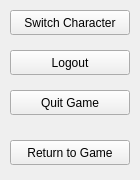
This is MMO/Res/menuview.ui in maresc-g/linumon as Qt 5 draws it before an edit. The edited form follows.
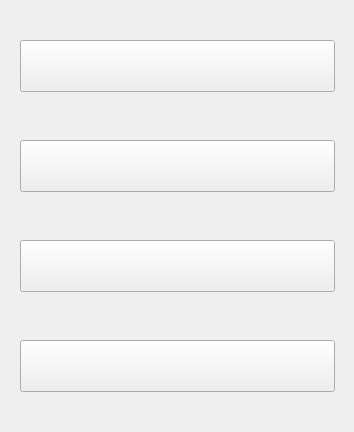
This is the edited form.

What changed in the file:
```diff
--- a/MMO/Res/menuview.ui
+++ b/MMO/Res/menuview.ui
@@ -6,8 +6,8 @@
    <rect>
     <x>0</x>
     <y>0</y>
-    <width>140</width>
-    <height>180</height>
+    <width>354</width>
+    <height>432</height>
    </rect>
   </property>
   <property name="windowTitle">
@@ -16,53 +16,53 @@
   <widget class="QPushButton" name="bQuit">
    <property name="geometry">
     <rect>
-     <x>10</x>
-     <y>90</y>
-     <width>120</width>
-     <height>25</height>
+     <x>20</x>
+     <y>240</y>
+     <width>315</width>
+     <height>52</height>
     </rect>
    </property>
    <property name="text">
-    <string>Quit Game</string>
+    <string/>
    </property>
   </widget>
   <widget class="QPushButton" name="bReturn">
    <property name="geometry">
     <rect>
-     <x>10</x>
-     <y>140</y>
-     <width>120</width>
-     <height>25</height>
+     <x>20</x>
+     <y>340</y>
+     <width>315</width>
+     <height>52</height>
     </rect>
    </property>
    <property name="text">
-    <string>Return to Game</string>
+    <string/>
    </property>
   </widget>
   <widget class="QPushButton" name="bSwitch">
    <property name="geometry">
     <rect>
-     <x>10</x>
-     <y>10</y>
-     <width>120</width>
-     <height>25</height>
+     <x>20</x>
+     <y>40</y>
+     <width>315</width>
+     <height>52</height>
     </rect>
    </property>
    <property name="text">
-    <string>Switch Character</string>
+    <string/>
    </property>
   </widget>
   <widget class="QPushButton" name="bLogout">
    <property name="geometry">
     <rect>
-     <x>10</x>
-     <y>50</y>
-     <width>120</width>
-     <height>25</height>
+     <x>20</x>
+     <y>140</y>
+     <width>315</width>
+     <height>52</height>
     </rect>
    </property>
    <property name="text">
-    <string>Logout</string>
+    <string/>
    </property>
   </widget>
  </widget>
```
